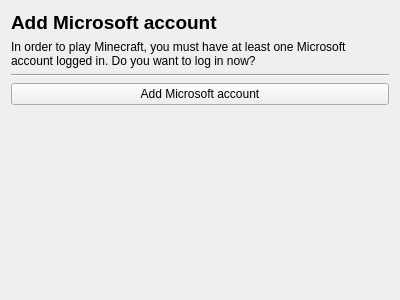
Above: launcher/ui/setupwizard/LoginWizardPage.ui from Zekiu/FjordLauncher before the change. Below: the same form after it.
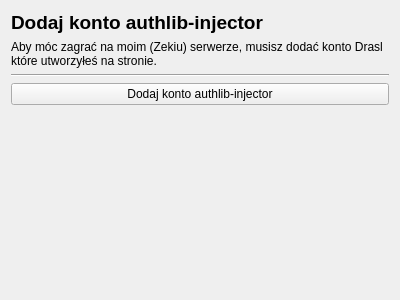
That is the form after the change.

```diff
--- a/launcher/ui/setupwizard/LoginWizardPage.ui
+++ b/launcher/ui/setupwizard/LoginWizardPage.ui
@@ -17,7 +17,7 @@
    <item>
     <widget class="QLabel" name="label">
      <property name="text">
-      <string>&lt;html&gt;&lt;head/&gt;&lt;body&gt;&lt;p&gt;&lt;span style=&quot; font-size:14pt; font-weight:600;&quot;&gt;Add Microsoft account&lt;/span&gt;&lt;/p&gt;&lt;/body&gt;&lt;/html&gt;</string>
+      <string>&lt;html&gt;&lt;head/&gt;&lt;body&gt;&lt;p&gt;&lt;span style=&quot; font-size:14pt; font-weight:600;&quot;&gt;Dodaj konto authlib-injector&lt;/span&gt;&lt;/p&gt;&lt;/body&gt;&lt;/html&gt;</string>
      </property>
      <property name="textFormat">
       <enum>Qt::RichText</enum>
@@ -30,7 +30,7 @@
    <item>
     <widget class="QLabel" name="label_2">
      <property name="text">
-      <string>In order to play Minecraft, you must have at least one Microsoft account logged in. Do you want to log in now?</string>
+      <string>Aby móc zagrać na moim (Zekiu) serwerze, musisz dodać konto Drasl które utworzyłeś na stronie.</string>
      </property>
      <property name="wordWrap">
       <bool>true</bool>
@@ -47,7 +47,7 @@
    <item>
     <widget class="QPushButton" name="pushButton">
      <property name="text">
-      <string>Add Microsoft account</string>
+      <string>Dodaj konto authlib-injector</string>
      </property>
     </widget>
    </item>
```
